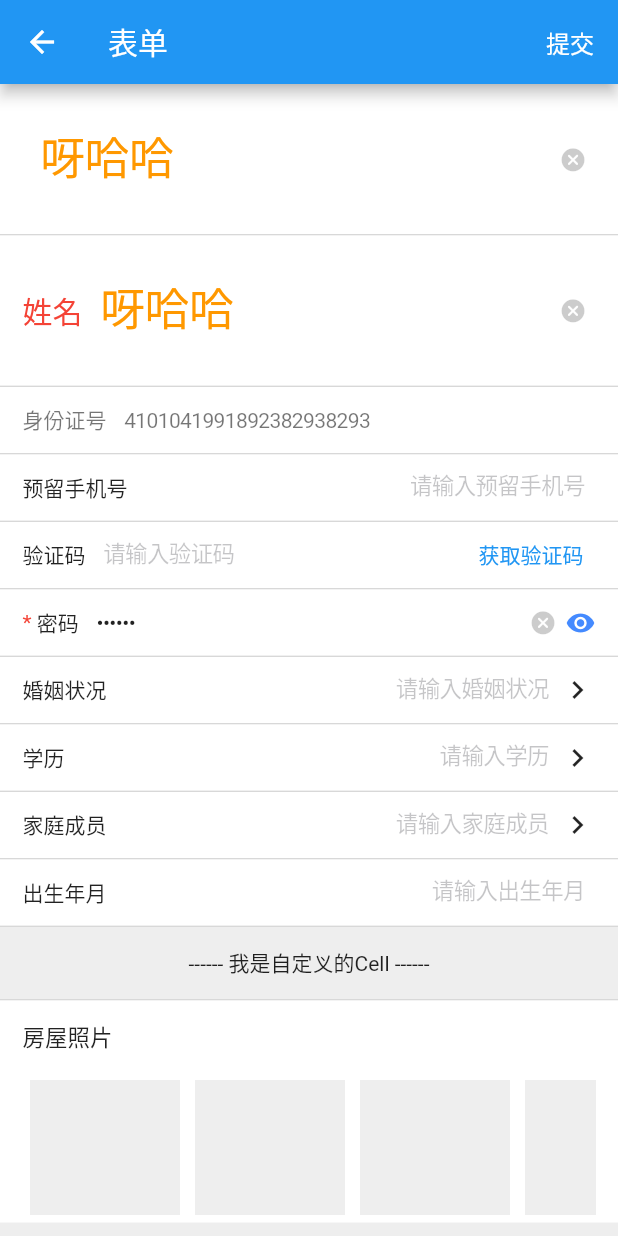
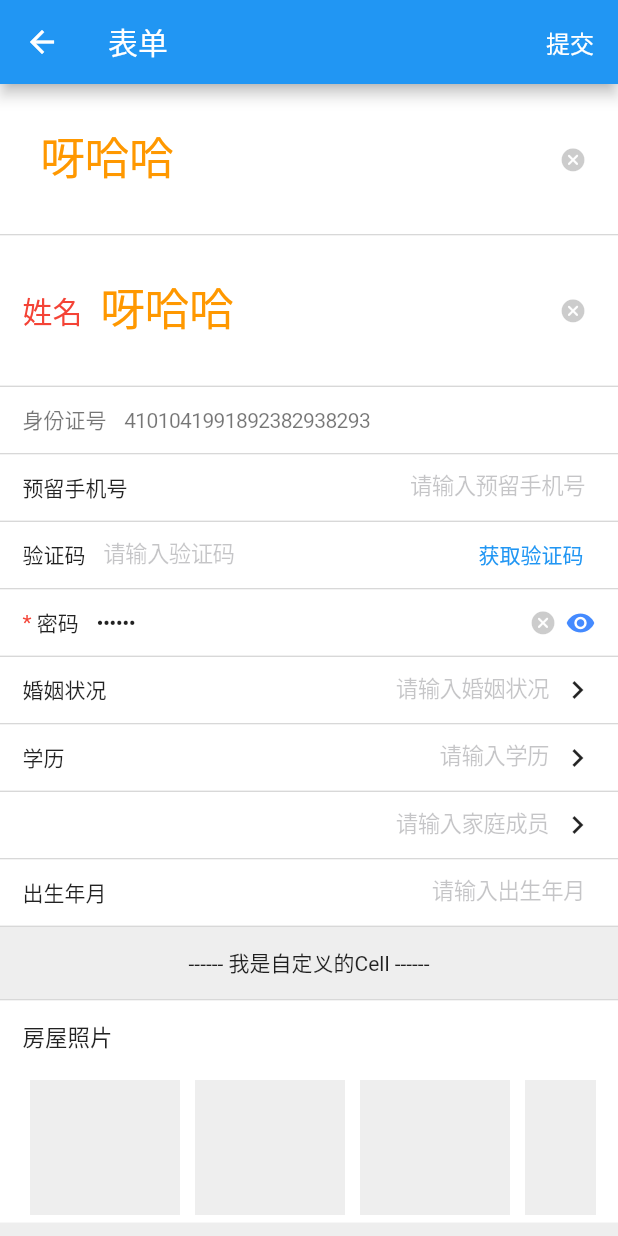
Before and after one commit to citynight/form_table, a Flutter app: the FormPage screen opened directly, on a phone screen of 412 x 824 dp. Run offline on Flutter 3.47's test engine with Material 2 defaults, Android fonts, the phone set to English and light mode, and no system bars; our stand-ins replace date_format, fluttertoast, image_picker; missing offline and left inert: flutter_picker.

Commit message:
添加标题隐藏功能

```diff
--- a/lib/form_table/form_table_row.dart
+++ b/lib/form_table/form_table_row.dart
@@ -34,6 +34,9 @@ class FormTableRow implements FormTableCloneable<FormTableRow> {
 
   /// 输入框占位提示语
   String? placeholder;
+
+  /// 是否隐藏标题
+  bool? hiddenTitle;
 
   /// 能否编辑
   bool? enabled;
@@ -98,6 +101,7 @@ class FormTableRow implements FormTableCloneable<FormTableRow> {
     this.title = "",
     this.value = "",
     this.placeholder = "",
+    this.hiddenTitle = false,
     this.enabled = true,
     this.require = false,
     this.requireStar = false,
@@ -125,6 +129,7 @@ class FormTableRow implements FormTableCloneable<FormTableRow> {
     this.title = "",
     this.value = "",
     this.placeholder = "",
+    this.hiddenTitle = false,
     this.enabled = true,
     this.require = false,
     this.requireStar = false,
@@ -155,6 +160,7 @@ class FormTableRow implements FormTableCloneable<FormTableRow> {
       this.placeholder = "请选择",
       this.require = true,
       this.requireStar = false,
+      this.hiddenTitle = false,
       this.enabled = true,
       this.requireMsg,
       this.options,
@@ -192,6 +198,7 @@ class FormTableRow implements FormTableCloneable<FormTableRow> {
       this.placeholder = "请选择",
       this.require = true,
       this.requireStar = false,
+      this.hiddenTitle = false,
       this.enabled = true,
       this.requireMsg,
       this.options,
@@ -233,6 +240,7 @@ class FormTableRow implements FormTableCloneable<FormTableRow> {
       ..title = title
       ..value = value
       ..placeholder = placeholder
+      ..hiddenTitle = hiddenTitle
       ..enabled = enabled
       ..require = require
       ..requireStar = requireStar
--- a/lib/form_table/form_table_text_field.dart
+++ b/lib/form_table/form_table_text_field.dart
@@ -53,13 +53,13 @@ class _FormTableTextFieldState extends State<FormTableTextField> {
           child: Row(
             children: [
               Visibility(
-                visible: row.title != null,
-                child: row.title!.contains("*")
+                visible: row.hiddenTitle == false,
+                child: (row.title ?? "").contains("*")
                     ? _buildTitleText()
                     : _buildRichText(),
               ),
               Visibility(
-                visible: row.title != null,
+                visible: row.hiddenTitle == false,
                 child: SizedBox(
                   width: 5,
                 ),
```
